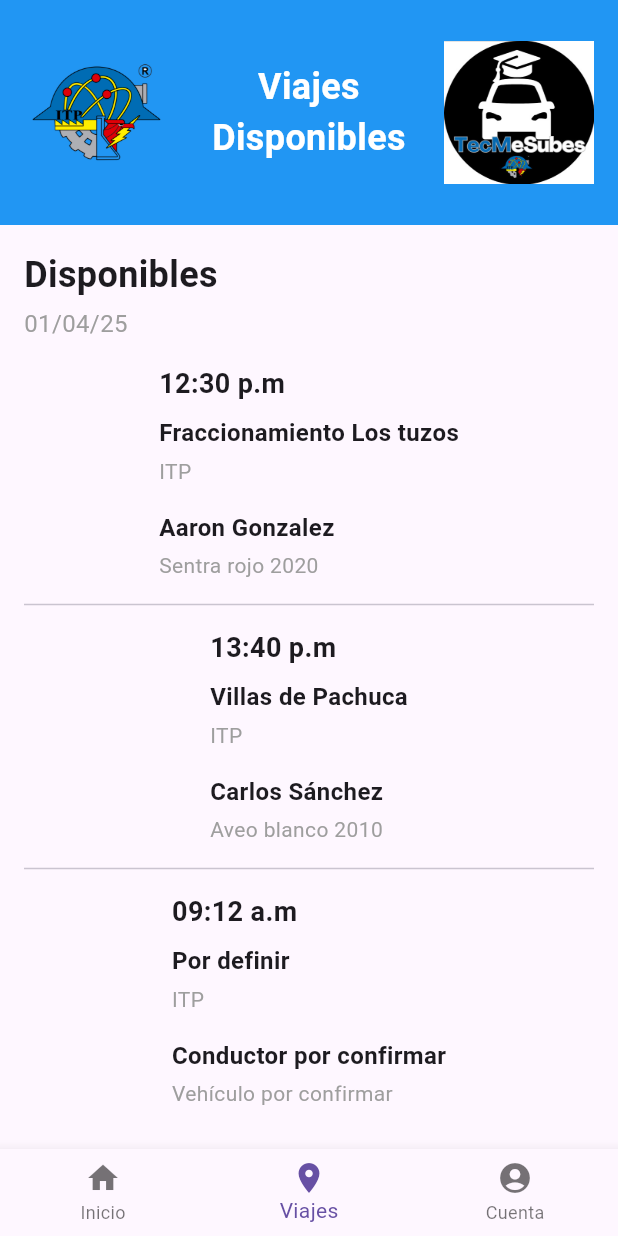
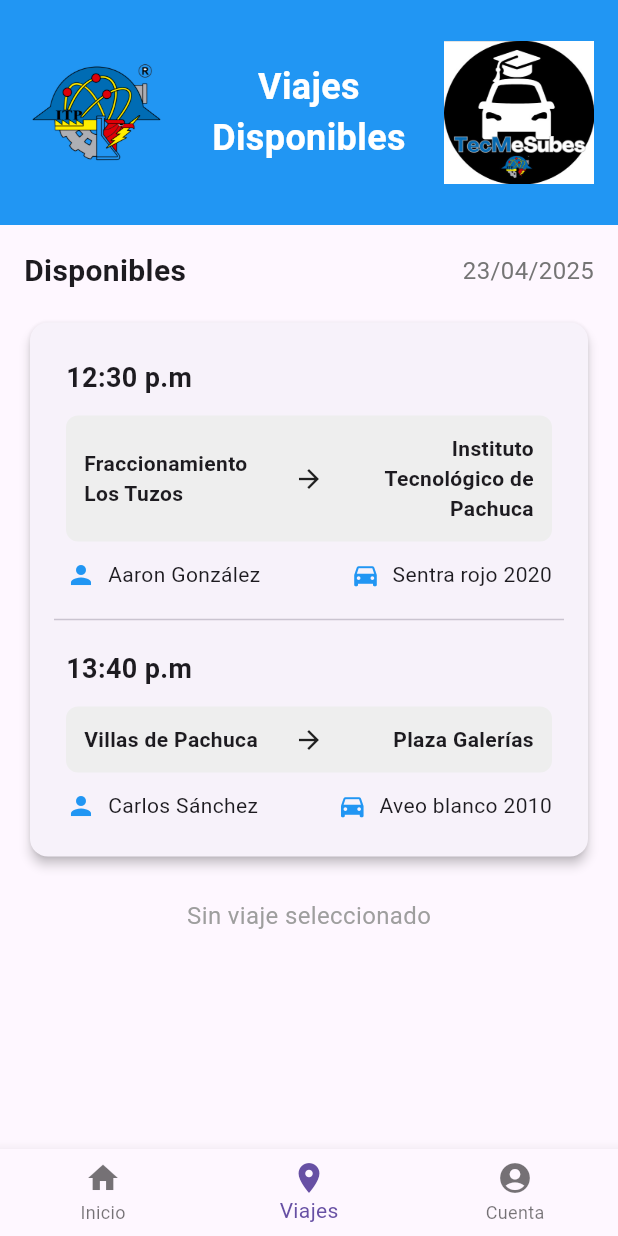
Before and after one commit to TokisakiDK/TecMeSubes, a Flutter app: the VWViajesPasajero screen opened by its route, on a phone screen of 412 x 824 dp. Run offline on Flutter 3.47's test engine with Material 3 defaults, Android fonts, the phone set to English and light mode, and no system bars.

Commit message:
Pantallas viajes pasajero

```diff
--- a/lib/pantallas/pasajero/vwviajespasajero.dart
+++ b/lib/pantallas/pasajero/vwviajespasajero.dart
@@ -1,208 +1,290 @@
 import 'package:flutter/material.dart';
+import 'package:intl/intl.dart';
 import 'package:tec_me_subes/bases/vwbaseprincipal.dart';
 
-class VWViajesPasajero extends StatelessWidget {
+class VWViajesPasajero extends StatefulWidget {
   const VWViajesPasajero({super.key});
+
+  @override
+  State<VWViajesPasajero> createState() => _VWViajesPasajeroState();
+}
+
+class _VWViajesPasajeroState extends State<VWViajesPasajero> {
+  // Lista dinámica de viajes (ejemplo)
+  final List<Map<String, dynamic>> viajes = [
+    {
+      'hora': '12:30 p.m',
+      'inicio': 'Fraccionamiento Los Tuzos',
+      'destino': 'Instituto Tecnológico de Pachuca',
+      'conductor': 'Aaron González',
+      'vehiculo': 'Sentra rojo 2020',
+      'calificacion': 4.5,
+    },
+    {
+      'hora': '13:40 p.m',
+      'inicio': 'Villas de Pachuca',
+      'destino': 'Plaza Galerías',
+      'conductor': 'Carlos Sánchez',
+      'vehiculo': 'Aveo blanco 2010',
+      'calificacion': null, // Sin calificación aún
+    },
+  ];
+
+  int? viajeSeleccionadoIndex;
 
   @override
   Widget build(BuildContext context) {
     return VWBasePrincipal(
       tituloPantalla: 'Viajes Disponibles',
-      cuerpoPantalla: _buildBody(context),
+      cuerpoPantalla: _buildBody(),
       indiceInicial: 1,
     );
   }
 
-  Widget _buildBody(BuildContext context) {
+  Widget _buildBody() {
     return SingleChildScrollView(
       child: Padding(
         padding: const EdgeInsets.all(16.0),
         child: Column(
           crossAxisAlignment: CrossAxisAlignment.start,
           children: [
-            _buildAvailableHeader(),
+            // Fila con "Disponibles" y fecha actual
+            _buildHeaderRow(),
             const SizedBox(height: 16),
-            _buildTripList(),
-            const SizedBox(height: 24),
-            _buildReviewSection(context),
+
+            // Panel de viajes
+            _buildViajesPanel(),
+
+            // Sección de valoración
+            _buildRatingSection(),
           ],
         ),
       ),
     );
   }
 
-  Widget _buildAvailableHeader() {
-    return const Column(
-      crossAxisAlignment: CrossAxisAlignment.start,
+  Widget _buildHeaderRow() {
+    return Row(
+      mainAxisAlignment: MainAxisAlignment.spaceBetween,
       children: [
-        Text(
+        const Text(
           'Disponibles',
           style: TextStyle(
-            fontSize: 24,
+            fontSize: 20,
             fontWeight: FontWeight.bold,
           ),
         ),
-        SizedBox(height: 4),
         Text(
-          '01/04/25',
+          DateFormat('dd/MM/yyyy').format(DateTime.now()),
           style: TextStyle(
             fontSize: 16,
-            color: Colors.grey,
+            color: Colors.grey[600],
           ),
         ),
       ],
     );
   }
 
-  Widget _buildTripList() {
+  Widget _buildViajesPanel() {
+    return Card(
+      elevation: 3,
+      shape: RoundedRectangleBorder(
+        borderRadius: BorderRadius.circular(12),
+      ),
+      child: Padding(
+        padding: const EdgeInsets.all(16),
+        child: viajes.isEmpty
+            ? const Center(
+                child: Text(
+                  'No hay viajes disponibles',
+                  style: TextStyle(fontSize: 16),
+                ),
+              )
+            : Column(
+                children: [
+                  ...viajes.asMap().entries.map((entry) {
+                    final index = entry.key;
+                    final viaje = entry.value;
                     return Column(
                       children: [
-        _buildTripCard(
-          time: '12:30 p.m',
-          location: 'Fraccionamiento Los tuzos',
-          transport: 'ITP',
-          driver: 'Aaron Gonzalez',
-          vehicle: 'Sentra rojo 2020',
+                        _buildViajeCard(viaje, index),
+                        if (index != viajes.length - 1)
+                          const Divider(height: 24),
+                      ],
+                    );
+                  }),
+                ],
               ),
-        const Divider(height: 32),
-        _buildTripCard(
-          time: '13:40 p.m',
-          location: 'Villas de Pachuca',
-          transport: 'ITP',
-          driver: 'Carlos Sánchez',
-          vehicle: 'Aveo blanco 2010',
       ),
-        const Divider(height: 32),
-        _buildTripCard(
-          time: '09:12 a.m',
-          location: 'Por definir',
-          transport: 'ITP',
-          driver: 'Conductor por confirmar',
-          vehicle: 'Vehículo por confirmar',
-        ),
-      ],
     );
   }
 
-  Widget _buildTripCard({
-    required String time,
-    required String location,
-    required String transport,
-    required String driver,
-    required String vehicle,
-  }) {
-    return Column(
+  Widget _buildViajeCard(Map<String, dynamic> viaje, int index) {
+    return InkWell(
+      onTap: () {
+        setState(() {
+          viajeSeleccionadoIndex = index;
+        });
+      },
+      child: Container(
+        decoration: BoxDecoration(
+          color: viajeSeleccionadoIndex == index
+              ? Colors.blue[50]
+              : Colors.transparent,
+          borderRadius: BorderRadius.circular(8),
+        ),
+        padding: const EdgeInsets.all(8),
+        child: Column(
           crossAxisAlignment: CrossAxisAlignment.start,
           children: [
+            // Hora del viaje
             Text(
-          time,
+              viaje['hora'],
               style: const TextStyle(
                 fontSize: 18,
                 fontWeight: FontWeight.bold,
               ),
             ),
-        const SizedBox(height: 8),
-        Text(
-          location,
+            const SizedBox(height: 12),
+
+            // Panel de ruta (gris)
+            Container(
+              padding: const EdgeInsets.all(12),
+              decoration: BoxDecoration(
+                color: Colors.grey[200],
+                borderRadius: BorderRadius.circular(8),
+              ),
+              child: Row(
+                mainAxisAlignment: MainAxisAlignment.spaceBetween,
+                children: [
+                  Expanded(
+                    child: Text(
+                      viaje['inicio'],
                       style: const TextStyle(
-            fontSize: 16,
                         fontWeight: FontWeight.w600,
                       ),
                     ),
-        const SizedBox(height: 4),
-        Text(
-          transport,
+                  ),
+                  const Padding(
+                    padding: EdgeInsets.symmetric(horizontal: 8),
+                    child: Icon(Icons.arrow_forward, size: 20),
+                  ),
+                  Expanded(
+                    child: Text(
+                      viaje['destino'],
+                      textAlign: TextAlign.end,
                       style: const TextStyle(
-            fontSize: 14,
+                        fontWeight: FontWeight.w600,
+                      ),
+                    ),
+                  ),
+                ],
+              ),
+            ),
+            const SizedBox(height: 12),
+
+            // Info conductor y vehículo
+            Row(
+              children: [
+                const Icon(Icons.person, size: 20, color: Colors.blue),
+                const SizedBox(width: 8),
+                Text(viaje['conductor']),
+                const Spacer(),
+                const Icon(Icons.directions_car, size: 20, color: Colors.blue),
+                const SizedBox(width: 8),
+                Text(viaje['vehiculo']),
+              ],
+            ),
+          ],
+        ),
+      ),
+    );
+  }
+
+  Widget _buildRatingSection() {
+    // Si no hay viaje seleccionado
+    if (viajeSeleccionadoIndex == null) {
+      return const Padding(
+        padding: EdgeInsets.only(top: 24),
+        child: Center(
+          child: Text(
+            'Sin viaje seleccionado',
+            style: TextStyle(
+              fontSize: 16,
               color: Colors.grey,
             ),
           ),
-        const SizedBox(height: 16),
-        Text(
-          driver,
-          style: const TextStyle(
-            fontSize: 16,
+        ),
+      );
+    }
+
+    final viaje = viajes[viajeSeleccionadoIndex!];
+    final calificacion = viaje['calificacion'];
+    final nombreConductor = viaje['conductor'];
+
+    return Padding(
+      padding: const EdgeInsets.only(top: 24),
+      child: Column(
+        crossAxisAlignment: CrossAxisAlignment.start,
+        children: [
+          const Text(
+            'Valoración del conductor',
+            style: TextStyle(
+              fontSize: 18,
               fontWeight: FontWeight.bold,
             ),
           ),
-        const SizedBox(height: 4),
+          const SizedBox(height: 12),
+
+          // Fila con icono, nombre y calificación
+          Row(
+            crossAxisAlignment: CrossAxisAlignment.center,
+            children: [
+              // Icono del conductor
+              const Icon(Icons.person, size: 36, color: Colors.blue),
+              const SizedBox(width: 12),
+
+              // Nombre del conductor
               Text(
-          vehicle,
+                nombreConductor,
                 style: const TextStyle(
-            fontSize: 14,
-            color: Colors.grey,
+                  fontSize: 18,
+                  fontWeight: FontWeight.w600,
                 ),
               ),
-      ],
-    );
-  }
+              const SizedBox(width: 16),
 
-  Widget _buildReviewSection(BuildContext context) {
-    return Column(
-      crossAxisAlignment: CrossAxisAlignment.start,
-      children: [
-        const Text(
-          'Excelente servicio!',
-          style: TextStyle(
-            fontSize: 20,
+              // Calificación con estrellas
+              if (calificacion != null) ...[
+                const Icon(Icons.star, color: Colors.amber, size: 24),
+                const SizedBox(width: 4),
+                Text(
+                  calificacion.toStringAsFixed(1),
+                  style: const TextStyle(
+                    fontSize: 18,
                     fontWeight: FontWeight.bold,
                   ),
                 ),
-        const SizedBox(height: 8),
+                const Text('/5', style: TextStyle(fontSize: 16)),
+              ] else ...[
                 const Text(
-          '[Nombre del conductor] fue muy amable y profesional durante todo el viaje. '
-          'El auto estaba limpio y en perfectas condiciones. '
-          'Condujo con seguridad y llegó puntual al destino. '
-          'Además, fue muy cordial y respetuoso. Sin duda, lo recomendaría '
-          'y volvería a viajar con él. ¡Gracias por una gran experiencia!',
-          style: TextStyle(
-            fontSize: 16,
-            height: 1.5,
-          ),
-        ),
-        const SizedBox(height: 16),
-        Align(
-          alignment: Alignment.centerRight,
-          child: ElevatedButton(
-            onPressed: () => _showAddCommentDialog(context),
-            style: ElevatedButton.styleFrom(
-              backgroundColor: Colors.blue,
-              shape: RoundedRectangleBorder(
-                borderRadius: BorderRadius.circular(20),
-              ),
-            ),
-            child: const Text('Agregar comentario'),
-          ),
+                  'Sin valoración aún',
+                  style: TextStyle(fontSize: 16, color: Colors.grey),
                 ),
               ],
-    );
-  }
+            ],
+          ),
 
-  void _showAddCommentDialog(BuildContext context) {
-    showDialog(
-      context: context,
-      builder: (context) => AlertDialog(
-        title: const Text('Agregar comentario'),
-        content: const TextField(
-          maxLines: 5,
-          decoration: InputDecoration(
-            hintText: 'Escribe tu comentario aquí...',
-            border: OutlineInputBorder(),
+          // Barra de progreso (si tiene calificación)
+          if (calificacion != null) ...[
+            const SizedBox(height: 8),
+            LinearProgressIndicator(
+              value: calificacion / 5,
+              backgroundColor: Colors.grey[200],
+              color: Colors.amber,
+              minHeight: 8,
             ),
-        ),
-        actions: [
-          TextButton(
-            onPressed: () => Navigator.pop(context),
-            child: const Text('Cancelar'),
-          ),
-          TextButton(
-            onPressed: () {
-              Navigator.pop(context);
-              ScaffoldMessenger.of(context).showSnackBar(
-                const SnackBar(content: Text('Comentario agregado')));
-            },
-            child: const Text('Publicar'),
-          ),
+          ],
         ],
       ),
     );
```
Lines whose indentation alone changed are shown as unchanged.
